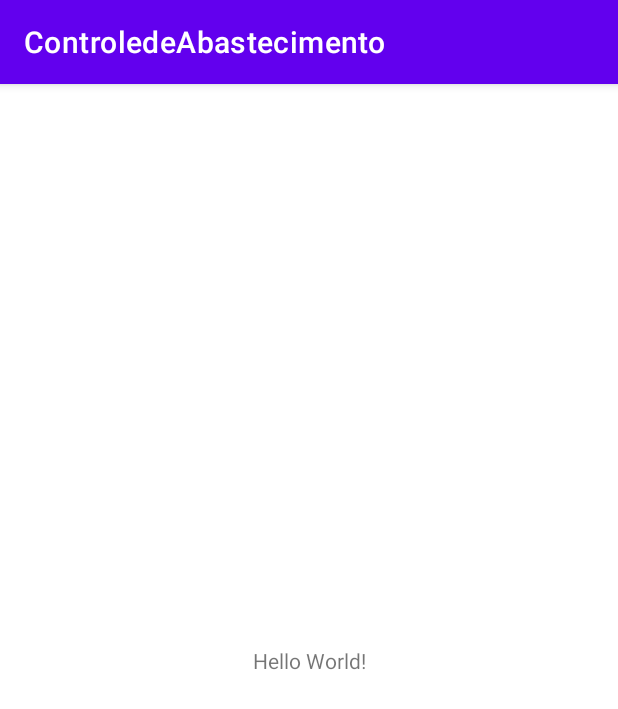
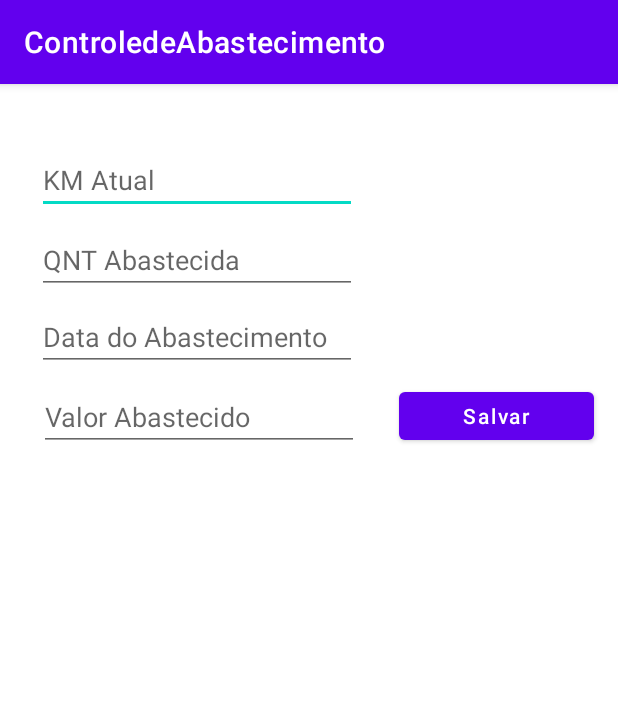
Before and after one commit to DaniloLima0707/ControleDeAbastecimento, an Android app: the screen it shows after launch (MainActivity), on a phone screen of 412 x 824 dp. Shown: the top 709 px of the screen. Run offline under Robolectric (Android 15) with nearby library versions, the phone set to English and light mode, and no system bars.

Commit message:
Tela Com elementos criada

```diff
--- a/app/src/main/res/layout/activity_main.xml
+++ b/app/src/main/res/layout/activity_main.xml
@@ -6,13 +6,84 @@
     android:layout_height="match_parent"
     tools:context=".MainActivity">
 
-    <TextView
+    <EditText
+        android:id="@+id/kmAtual"
         android:layout_width="wrap_content"
         android:layout_height="wrap_content"
-        android:text="Hello World!"
-        app:layout_constraintBottom_toBottomOf="parent"
+        android:layout_marginStart="26dp"
+        android:layout_marginTop="41dp"
+        android:layout_marginEnd="175dp"
+        android:ems="10"
+        android:hint="@string/kmAtual"
+        android:inputType="number"
         app:layout_constraintEnd_toEndOf="parent"
         app:layout_constraintStart_toStartOf="parent"
         app:layout_constraintTop_toTopOf="parent" />
 
+    <EditText
+        android:id="@+id/qntAbastecida"
+        android:layout_width="wrap_content"
+        android:layout_height="wrap_content"
+        android:layout_marginStart="26dp"
+        android:layout_marginTop="8dp"
+        android:layout_marginEnd="175dp"
+        android:ems="10"
+        android:hint="@string/qntAbastecida"
+        android:inputType="number"
+        app:layout_constraintEnd_toEndOf="parent"
+        app:layout_constraintStart_toStartOf="parent"
+        app:layout_constraintTop_toBottomOf="@+id/kmAtual" />
+
+    <EditText
+        android:id="@+id/diaAbastecimento"
+        android:layout_width="wrap_content"
+        android:layout_height="wrap_content"
+        android:layout_marginStart="26dp"
+        android:layout_marginTop="6dp"
+        android:layout_marginEnd="175dp"
+        android:ems="10"
+        android:hint="@string/diaAbastecido"
+        android:inputType="date"
+        app:layout_constraintEnd_toEndOf="parent"
+        app:layout_constraintStart_toStartOf="parent"
+        app:layout_constraintTop_toBottomOf="@+id/qntAbastecida" />
+
+    <EditText
+        android:id="@+id/valorAbastecido"
+        android:layout_width="wrap_content"
+        android:layout_height="wrap_content"
+        android:layout_marginStart="26dp"
+        android:layout_marginTop="8dp"
+        android:ems="10"
+        android:hint="@string/valorAbastecido"
+        android:inputType="number"
+        app:layout_constraintStart_toStartOf="parent"
+        app:layout_constraintTop_toBottomOf="@+id/diaAbastecimento" />
+
+    <Button
+        android:id="@+id/button"
+        android:layout_width="130dp"
+        android:layout_height="44dp"
+        android:layout_marginStart="28dp"
+        android:layout_marginTop="199dp"
+        android:layout_marginEnd="17dp"
+        android:layout_marginBottom="8dp"
+        android:hint="@string/salvar"
+        android:textColorHint="#FFFFFF"
+        app:layout_constraintBottom_toTopOf="@+id/_dynamic"
+        app:layout_constraintEnd_toEndOf="parent"
+        app:layout_constraintStart_toEndOf="@+id/valorAbastecido"
+        app:layout_constraintTop_toTopOf="parent" />
+
+    <ListView
+        android:layout_width="396dp"
+        android:layout_height="476dp"
+        android:layout_marginStart="9dp"
+        android:layout_marginTop="8dp"
+        android:layout_marginEnd="6dp"
+        android:layout_marginBottom="4dp"
+        app:layout_constraintBottom_toBottomOf="parent"
+        app:layout_constraintEnd_toEndOf="parent"
+        app:layout_constraintStart_toStartOf="parent"
+        app:layout_constraintTop_toBottomOf="@+id/valorAbastecido" />
 </androidx.constraintlayout.widget.ConstraintLayout>
--- a/app/src/main/res/values/strings.xml
+++ b/app/src/main/res/values/strings.xml
@@ -1,3 +1,8 @@
 <resources>
     <string name="app_name">ControledeAbastecimento</string>
+    <string name="kmAtual">KM Atual</string>
+    <string name="qntAbastecida">QNT Abastecida</string>
+    <string name="diaAbastecido">Data do Abastecimento</string>
+    <string name="valorAbastecido">Valor Abastecido</string>
+    <string name="salvar">Salvar</string>
 </resources>
```
